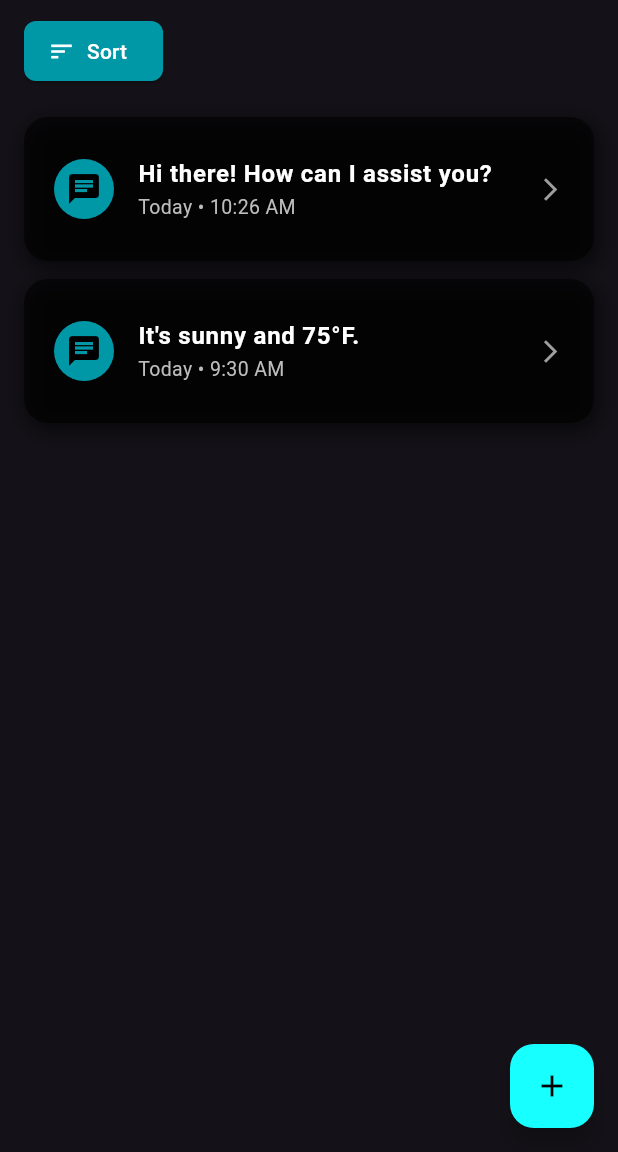
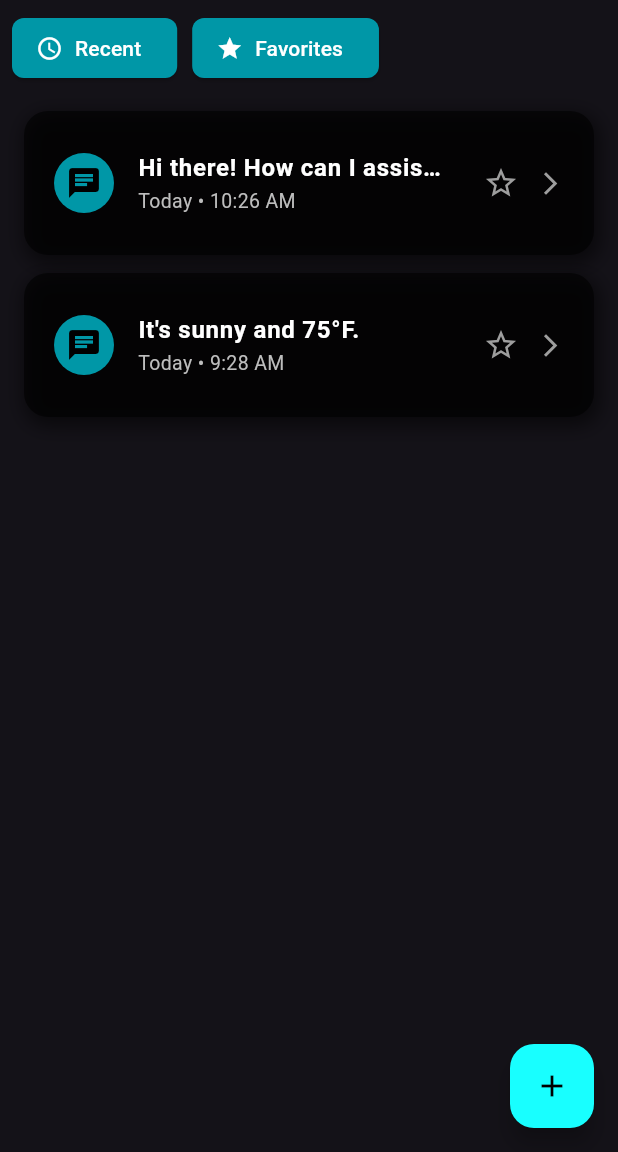
Before and after one commit to emnggprw/querywiz, a Flutter app: the screen it shows after launch, on a phone screen of 412 x 824 dp, the part 84-1236 px from its top. Run offline on Flutter 3.47's test engine with Material 3 defaults, Android fonts, the phone set to English and light mode, and no system bars; our stand-ins replace chat_bubbles, flutter_dotenv, fluttertoast.

Commit message:
Implemented favorite conversation feature sorting

```diff
--- a/lib/models/conversation.dart
+++ b/lib/models/conversation.dart
@@ -3,8 +3,10 @@
 class Conversation {
   final List<Message> messages;
   DateTime lastUpdated;
+  bool isFavorite;
 
-  Conversation({required this.messages}) : lastUpdated = messages.isNotEmpty ? messages.last.timestamp : DateTime.now();
+  Conversation({required this.messages, this.isFavorite = false})
+      : lastUpdated = messages.isNotEmpty ? messages.last.timestamp : DateTime.now();
 
   void addMessage(Message message) {
     messages.add(message);
--- a/lib/screens/home_screen.dart
+++ b/lib/screens/home_screen.dart
@@ -14,14 +14,20 @@
 
 class _HomeScreenState extends State<HomeScreen> {
   final List<Conversation> _conversations = [
-    Conversation(messages: [
-      Message(text: "Hello!", isUser: true, timestamp: DateTime.now().subtract(const Duration(minutes: 5))),
-      Message(text: "Hi there! How can I assist you?", isUser: false, timestamp: DateTime.now().subtract(const Duration(minutes: 4))),
-    ]),
-    Conversation(messages: [
-      Message(text: "What's the weather today?", isUser: true, timestamp: DateTime.now().subtract(const Duration(hours: 1))),
-      Message(text: "It's sunny and 75°F.", isUser: false, timestamp: DateTime.now().subtract(const Duration(hours: 1, minutes: 2))),
-    ]),
+    Conversation(
+      messages: [
+        Message(text: "Hello!", isUser: true, timestamp: DateTime.now().subtract(const Duration(minutes: 5))),
+        Message(text: "Hi there! How can I assist you?", isUser: false, timestamp: DateTime.now().subtract(const Duration(minutes: 4))),
+      ],
+      isFavorite: false,
+    ),
+    Conversation(
+      messages: [
+        Message(text: "What's the weather today?", isUser: true, timestamp: DateTime.now().subtract(const Duration(hours: 1))),
+        Message(text: "It's sunny and 75°F.", isUser: false, timestamp: DateTime.now().subtract(const Duration(hours: 1, minutes: 2))),
+      ],
+      isFavorite: false,
+    ),
   ];
 
   void _startNewConversation() {
@@ -42,18 +48,36 @@
     ).then((_) => setState(() {}));
   }
 
-  // Method to get the timestamp of the most recent message in a conversation
-  DateTime _getMostRecentMessageTimestamp(Conversation conversation) {
-    if (conversation.messages.isEmpty) {
-      return DateTime.now(); // Return current time if there are no messages
-    }
-    // Return the timestamp of the most recent message
-    return conversation.messages.reduce((a, b) => a.timestamp.isAfter(b.timestamp) ? a : b).timestamp;
+  void _toggleFavorite(int index) {
+    setState(() {
+      _conversations[index].isFavorite = !_conversations[index].isFavorite;
+    });
   }
 
-  // Method to sort conversations by the most recent message timestamp
-  void _sortConversationsByTimestamp() {
-    _conversations.sort((a, b) => _getMostRecentMessageTimestamp(b).compareTo(_getMostRecentMessageTimestamp(a)));  // Sort in descending order
+  void _sortByTimestamp() {
+    setState(() {
+      _conversations.sort((a, b) {
+        // Sorting conversations based on timestamp of the last message
+        DateTime aTimestamp = a.messages.isNotEmpty ? a.messages.last.timestamp : DateTime.now();
+        DateTime bTimestamp = b.messages.isNotEmpty ? b.messages.last.timestamp : DateTime.now();
+        return bTimestamp.compareTo(aTimestamp); // Descending order
+      });
+    });
+  }
+
+  void _sortByFavorite() {
+    setState(() {
+      _conversations.sort((a, b) {
+        // Sorting conversations based on favorite status
+        if (a.isFavorite && !b.isFavorite) {
+          return -1; // a is favorite, b is not
+        } else if (!a.isFavorite && b.isFavorite) {
+          return 1; // b is favorite, a is not
+        } else {
+          return 0; // Both are either favorite or not
+        }
+      });
+    });
   }
 
   String _formatDate(DateTime date) {
@@ -87,34 +111,50 @@
       ),
       body: Column(
         children: [
-          // Row for the Sort button and other potential buttons
           Padding(
-            padding: const EdgeInsets.symmetric(horizontal: 16, vertical: 10),
+            padding: const EdgeInsets.all(8.0),
             child: Row(
               children: [
                 ElevatedButton.icon(
-                  icon: Icon(Icons.sort, color: themeProvider.isDarkMode ? Colors.white : Colors.black,),
-                  label: Text("Sort", style:  TextStyle(
+                  icon: Icon(
+                    Icons.access_time,
                     color: themeProvider.isDarkMode ? Colors.white : Colors.black,
-                  ),),
-                  onPressed: () {
-                    setState(() {
-                      _sortConversationsByTimestamp();  // Sort conversations when button is pressed
-                    });
-                  },
+                  ),
+                  label: Text(
+                    "Recent",
+                    style: TextStyle(
+                      color: themeProvider.isDarkMode ? Colors.white : Colors.black,
+                    ),
+                  ),
+                  onPressed: _sortByTimestamp,
                   style: ElevatedButton.styleFrom(
-                    backgroundColor: themeProvider.isDarkMode ? Colors.cyan.shade700 : Colors.cyanAccent, // Corrected line
-                    foregroundColor: Colors.white, // Use foregroundColor instead of onPrimary
+                    backgroundColor: themeProvider.isDarkMode ? Colors.cyan.shade700 : Colors.cyanAccent,
+                    foregroundColor: Colors.white,
                     shape: RoundedRectangleBorder(borderRadius: BorderRadius.circular(8)),
                   ),
                 ),
-
-                // Add more buttons here if needed in the future
+                const SizedBox(width: 10),
+                ElevatedButton.icon(
+                  icon: Icon(
+                    Icons.star,
+                    color: themeProvider.isDarkMode ? Colors.white : Colors.black,
+                  ),
+                  label: Text(
+                    "Favorites",
+                    style: TextStyle(
+                      color: themeProvider.isDarkMode ? Colors.white : Colors.black,
+                    ),
+                  ),
+                  onPressed: _sortByFavorite,
+                  style: ElevatedButton.styleFrom(
+                    backgroundColor: themeProvider.isDarkMode ? Colors.cyan.shade700 : Colors.cyanAccent,
+                    foregroundColor: Colors.white,
+                    shape: RoundedRectangleBorder(borderRadius: BorderRadius.circular(8)),
+                  ),
+                ),
               ],
             ),
           ),
-
-          // ListView of conversations
           Expanded(
             child: ListView.builder(
               padding: const EdgeInsets.symmetric(horizontal: 16, vertical: 10),
@@ -158,13 +198,25 @@
                         overflow: TextOverflow.ellipsis,
                       ),
                       subtitle: Text(
-                        _formatDate(_getMostRecentMessageTimestamp(conversation)), // Display the most recent message's timestamp
+                        _formatDate(conversation.lastUpdated),
                         style: TextStyle(
                           color: themeProvider.isDarkMode ? Colors.grey.shade400 : Colors.black54,
                           fontSize: 13,
                         ),
                       ),
-                      trailing: const Icon(Icons.arrow_forward_ios, size: 18, color: Colors.grey),
+                      trailing: Row(
+                        mainAxisSize: MainAxisSize.min,
+                        children: [
+                          IconButton(
+                            icon: Icon(
+                              conversation.isFavorite ? Icons.star : Icons.star_border,
+                              color: conversation.isFavorite ? Colors.amber : Colors.grey,
+                            ),
+                            onPressed: () => _toggleFavorite(index),
+                          ),
+                          const Icon(Icons.arrow_forward_ios, size: 18, color: Colors.grey),
+                        ],
+                      ),
                     ),
                   ),
                 );
```
